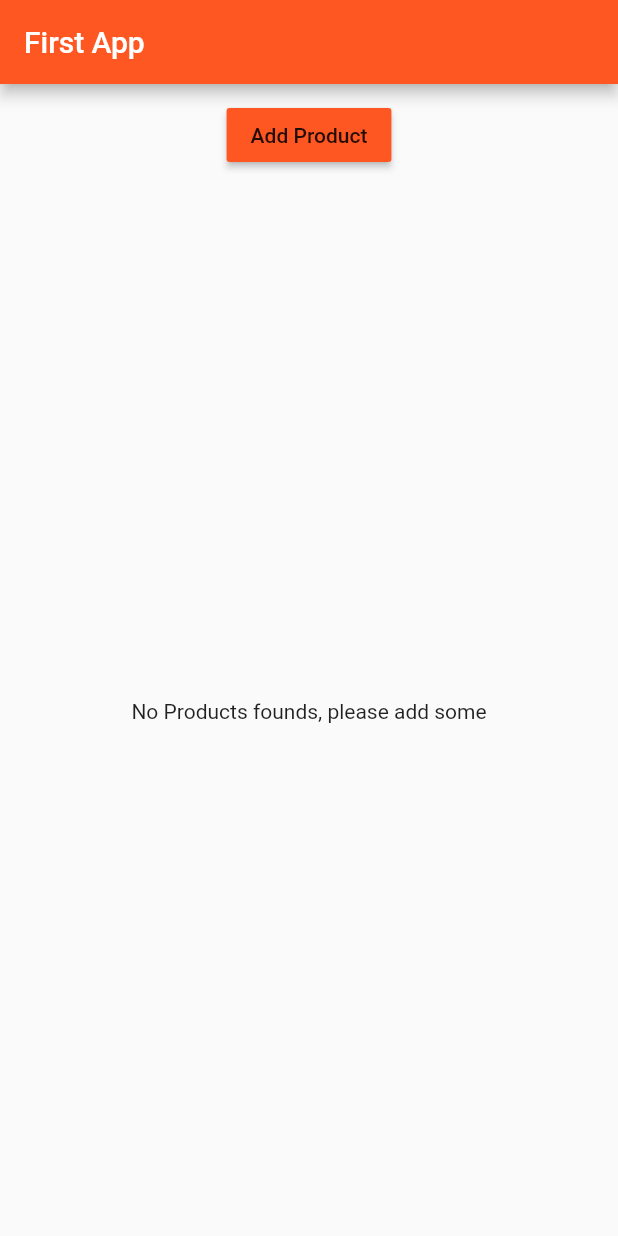
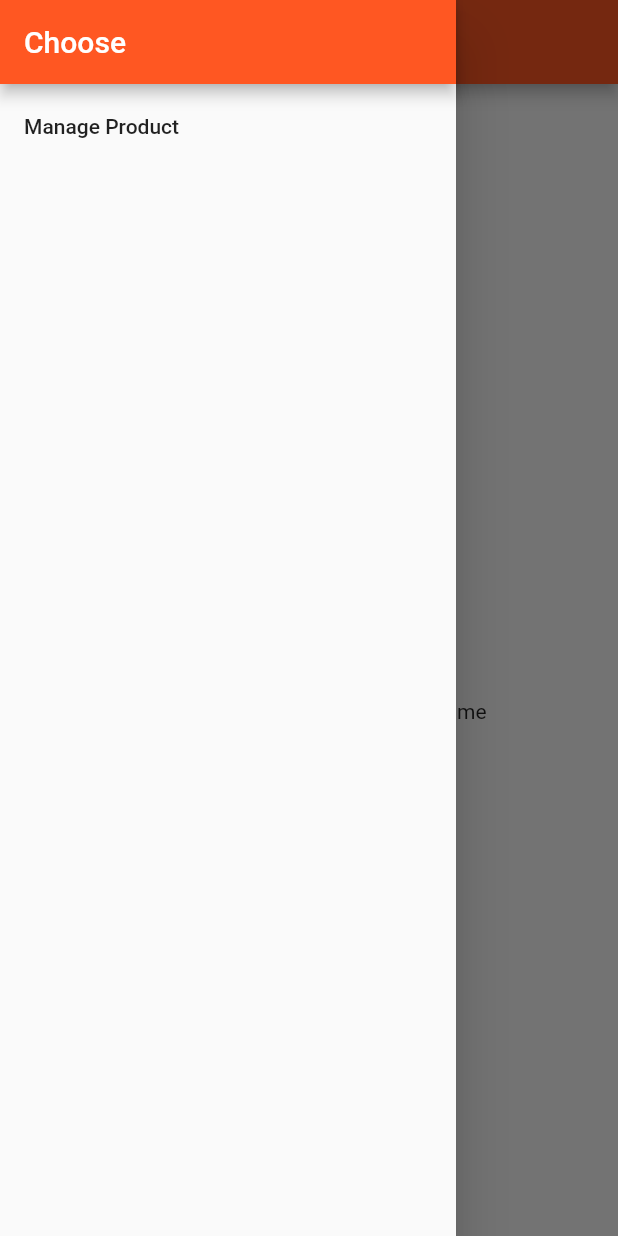
Before and after one commit to zakariae-/flutter_first_app, a Flutter app: the ProductsPage screen opened directly, with the side drawer open (before the commit the screen has no drawer), on a phone screen of 412 x 824 dp. Run offline on Flutter 3.47's test engine with Material 2 defaults, Android fonts, the phone set to English and light mode, and no system bars.

Commit message:
Adding the Sidedrawer and Hamburger Icon

```diff
--- a/lib/pages/products.dart
+++ b/lib/pages/products.dart
@@ -5,6 +5,20 @@ class ProductsPage extends StatelessWidget {
   @override
   Widget build(BuildContext context) {
     return Scaffold(
+      drawer: Drawer(
+        child: Column(
+          children: <Widget>[
+            AppBar(
+              automaticallyImplyLeading: false,
+              title: Text('Choose'),
+            ),
+            ListTile(
+              title: Text('Manage Product'),
+              onTap: () {},
+            ),
+          ],
+        ),
+      ),
       appBar: AppBar(
         title: Text('First App'),
       ),
```
